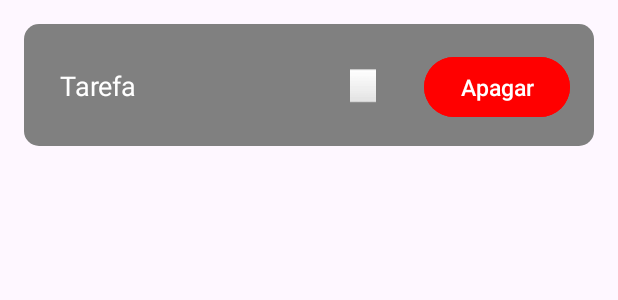
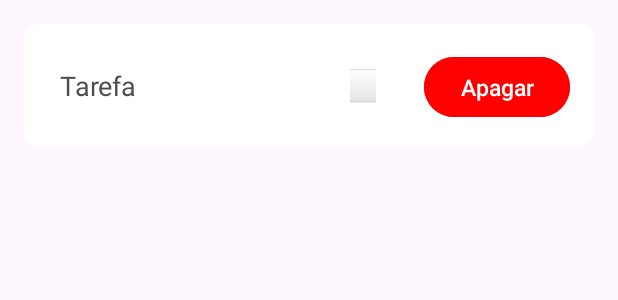
Before and after one commit to CasposoBR/ToDoList, an Android app built with Jetpack Compose: the layout item_task.xml on its own in the app's theme, with its tools: preview values and no code run, on a phone screen of 412 x 824 dp. Shown: the top 300 px of the screen. Run offline under Robolectric (Android 15) with nearby library versions, the phone set to English and light mode, and no system bars.

Commit message:
Funcionamento do botão de deletar feito

```diff
--- a/app/src/main/java/com/example/todolist/MainActivity.kt
+++ b/app/src/main/java/com/example/todolist/MainActivity.kt
@@ -19,7 +19,9 @@ class MainActivity : AppCompatActivity() {
         setContentView(binding.root)
 
         // Configura o Adapter e o RecyclerView
-        adapter = PostListAdapter(mutableListOf())
+        adapter = PostListAdapter(mutableListOf()) { task ->
+            toDoViewModel.removeTask(task)
+        }
         binding.RecyclerViewTasks.layoutManager = LinearLayoutManager(this)
         binding.RecyclerViewTasks.adapter = adapter
 
--- a/app/src/main/res/layout/activity_main.xml
+++ b/app/src/main/res/layout/activity_main.xml
@@ -16,7 +16,7 @@
         android:layout_height="wrap_content"
         android:hint="Digite uma nova tarefa"
         android:padding="12dp"
-        android:textColor="@android:color/black"
+        android:textColor="@color/textColor"
         android:background="@android:color/white"
         android:textSize="16sp"
         app:layout_constraintStart_toStartOf="parent"
--- a/app/src/main/res/layout/item_task.xml
+++ b/app/src/main/res/layout/item_task.xml
@@ -23,7 +23,7 @@
             android:layout_width="match_parent"
             android:layout_height="wrap_content"
             android:orientation="horizontal"
-            android:background="@color/gray"
+            android:background="@color/white"
             android:padding="8dp">
 
             <!-- Texto da tarefa -->
@@ -35,7 +35,7 @@
                 android:padding="16dp"
                 android:text="Tarefa"
                 android:textSize="18sp"
-                android:textColor="@android:color/white" />
+                android:textColor="@color/textColor" />
 
             <!-- Botão para marcar tarefa -->
             <Button
--- a/app/src/main/res/values/colors.xml
+++ b/app/src/main/res/values/colors.xml
@@ -1,8 +1,10 @@
 <?xml version="1.0" encoding="utf-8"?>
 <resources>
+
     <color name="black">#FF000000</color>
     <color name="white">#FFFFFFFF</color>
     <color name="purple">#A020F0</color>
+
     <color name="gray">#808080</color>
     <color name="brown">#964B00</color>
     <color name="green">#008000</color>
@@ -10,4 +12,10 @@
     <color name="orange">#FFA500</color>
     <color name="bege">#DAC8B3</color>
     <color name="blue">#00B2FF</color>
+
+    <color name="primaryColor">#80A6C4</color> <!-- Azul suave -->
+    <color name="secondaryColor">#FFAB91</color> <!-- Laranja pastel -->
+    <color name="backgroundColor">#F5F5F5</color> <!-- Cinza bem claro -->
+    <color name="textColor">#4E4E4E</color> <!-- Cinza escuro ao invés de preto puro -->
+
 </resources>
```
Also changed, not shown: app/src/main/java/PostListAdapter.kt (+14 -13 lines).
